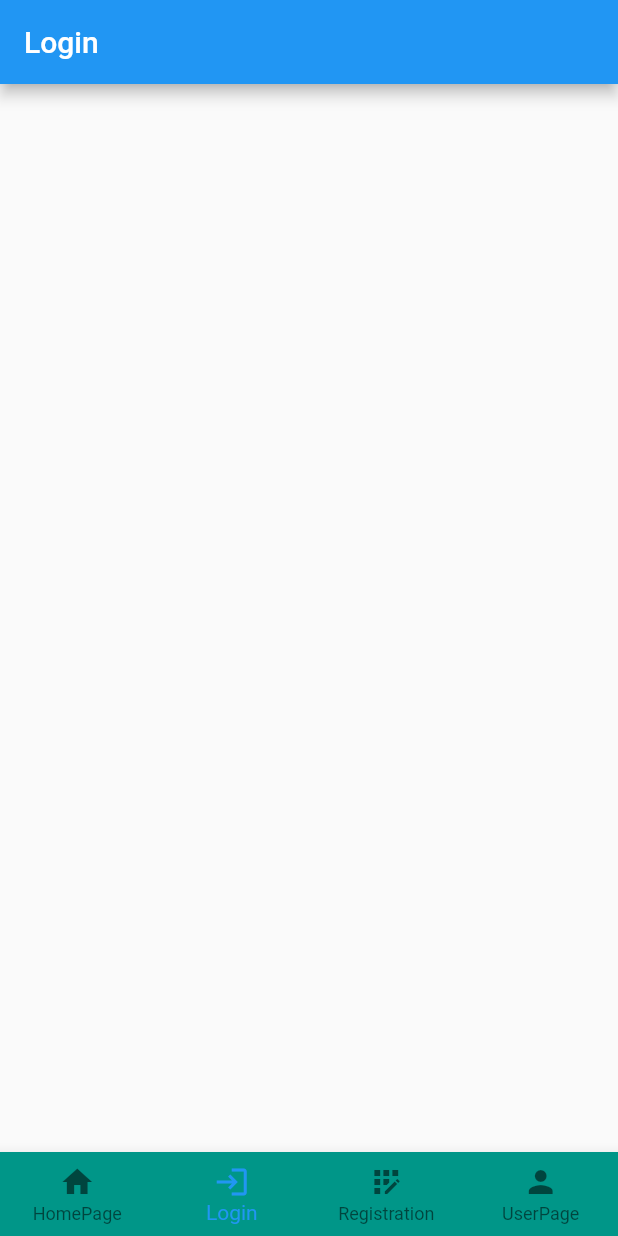
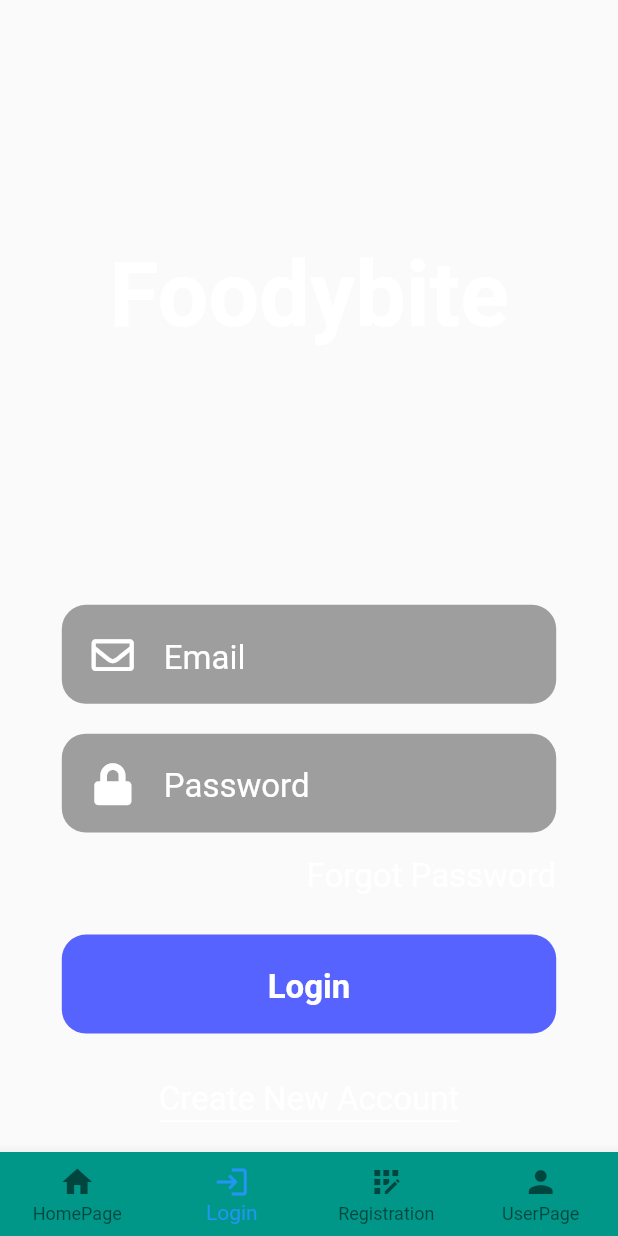
Before and after one commit to Matthew2091295/Mobile-Market-Place, a Flutter app: the screen it shows after launch, item 2 of the bottom bar chosen, on a phone screen of 412 x 824 dp. Run offline on Flutter 3.47's test engine with Material 2 defaults, Android fonts, the phone set to English and light mode, and no system bars; our stand-ins replace font_awesome_flutter.

Commit message:
added login screen

```diff
--- a/lib/Login.dart
+++ b/lib/Login.dart
@@ -1,20 +1,79 @@
+import 'package:flutter/material.dart';
+import 'package:font_awesome_flutter/font_awesome_flutter.dart';
+import 'package:market_place/pallete.dart';
+import 'package:market_place/widgets/widgets.dart';
 
-import 'package:flutter/material.dart';
-
-class Login extends StatefulWidget {
-  const Login({Key? key}) : super(key: key);
-
-  @override
-  _LoginState createState() => _LoginState();
-}
-
-class _LoginState extends State<Login> {
+class Login extends StatelessWidget {
   @override
   Widget build(BuildContext context) {
-    return Scaffold(
-      appBar: AppBar(
-        title: Text("Login"),
-      ),
+    return Stack(
+      children: [
+        Scaffold(
+          backgroundColor: Colors.transparent,
+          body: Column(
+            children: [
+              Flexible(
+                child: Center(
+                  child: Text(
+                    'Foodybite',
+                    style: TextStyle(
+                        color: Colors.white,
+                        fontSize: 60,
+                        fontWeight: FontWeight.bold),
+                  ),
+                ),
+              ),
+              Column(
+                crossAxisAlignment: CrossAxisAlignment.end,
+                children: [
+                  TextInputField(
+                    icon: FontAwesomeIcons.envelope,
+                    hint: 'Email',
+                    inputType: TextInputType.emailAddress,
+                    inputAction: TextInputAction.next,
+                  ),
+                  PasswordInput(
+                    icon: FontAwesomeIcons.lock,
+                    hint: 'Password',
+                    inputAction: TextInputAction.done,
+                  ),
+                  GestureDetector(
+                    onTap: () => Navigator.pushNamed(context, 'ForgotPassword'),
+                    child: Text(
+                      'Forgot Password',
+                      style: kBodyText,
+                    ),
+                  ),
+                  SizedBox(
+                    height: 25,
+                  ),
+                  RoundedButton(
+                    buttonName: 'Login',
+                  ),
+                  SizedBox(
+                    height: 25,
+                  ),
+                ],
+              ),
+              GestureDetector(
+                onTap: () => Navigator.pushNamed(context, 'CreateNewAccount'),
+                child: Container(
+                  child: Text(
+                    'Create New Account',
+                    style: kBodyText,
+                  ),
+                  decoration: BoxDecoration(
+                      border:
+                          Border(bottom: BorderSide(width: 1, color: kWhite))),
+                ),
+              ),
+              SizedBox(
+                height: 20,
+              ),
+            ],
+          ),
+        )
+      ],
     );
   }
 }
--- /dev/null
+++ b/lib/pallete.dart
@@ -0,0 +1,8 @@
+import 'package:flutter/cupertino.dart';
+import 'package:flutter/material.dart';
+
+const TextStyle kBodyText =
+    TextStyle(fontSize: 22, color: Colors.white, height: 1.5);
+
+const Color kWhite = Colors.white;
+const Color kBlue = Color(0xff5663ff);
--- /dev/null
+++ b/lib/widgets/password-input.dart
@@ -0,0 +1,54 @@
+import 'package:flutter/material.dart';
+import 'package:market_place/pallete.dart';
+
+class PasswordInput extends StatelessWidget {
+  const PasswordInput({
+    Key? key,
+    required this.icon,
+    required this.hint,
+    this.inputType,
+    required this.inputAction,
+  }) : super(key: key);
+
+  final IconData icon;
+  final String hint;
+  final TextInputType? inputType;
+  final TextInputAction inputAction;
+
+  @override
+  Widget build(BuildContext context) {
+    Size size = MediaQuery.of(context).size;
+    return Padding(
+      padding: const EdgeInsets.symmetric(vertical: 10.0),
+      child: Container(
+        height: size.height * 0.08,
+        width: size.width * 0.8,
+        decoration: BoxDecoration(
+          color: Colors.grey[500],
+          borderRadius: BorderRadius.circular(16),
+        ),
+        child: Center(
+          child: TextField(
+            decoration: InputDecoration(
+              border: InputBorder.none,
+              prefixIcon: Padding(
+                padding: const EdgeInsets.symmetric(horizontal: 20.0),
+                child: Icon(
+                  icon,
+                  size: 28,
+                  color: kWhite,
+                ),
+              ),
+              hintText: hint,
+              hintStyle: kBodyText,
+            ),
+            obscureText: true,
+            style: kBodyText,
+            keyboardType: inputType,
+            textInputAction: inputAction,
+          ),
+        ),
+      ),
+    );
+  }
+}
--- /dev/null
+++ b/lib/widgets/rounded-button.dart
@@ -0,0 +1,31 @@
+import 'package:flutter/material.dart';
+import 'package:market_place/pallete.dart';
+
+class RoundedButton extends StatelessWidget {
+  const RoundedButton({
+    Key? key,
+    required this.buttonName,
+  }) : super(key: key);
+
+  final String buttonName;
+
+  @override
+  Widget build(BuildContext context) {
+    Size size = MediaQuery.of(context).size;
+    return Container(
+      height: size.height * 0.08,
+      width: size.width * 0.8,
+      decoration: BoxDecoration(
+        borderRadius: BorderRadius.circular(16),
+        color: kBlue,
+      ),
+      child: FlatButton(
+        onPressed: () {},
+        child: Text(
+          buttonName,
+          style: kBodyText.copyWith(fontWeight: FontWeight.bold),
+        ),
+      ),
+    );
+  }
+}
--- /dev/null
+++ b/lib/widgets/text-field-input.dart
@@ -0,0 +1,53 @@
+import 'package:flutter/material.dart';
+import 'package:market_place/pallete.dart';
+
+class TextInputField extends StatelessWidget {
+  const TextInputField({
+    Key? key,
+    required this.icon,
+    required this.hint,
+    this.inputType,
+    this.inputAction,
+  }) : super(key: key);
+
+  final IconData icon;
+  final String hint;
+  final TextInputType? inputType;
+  final TextInputAction? inputAction;
+
+  @override
+  Widget build(BuildContext context) {
+    Size size = MediaQuery.of(context).size;
+    return Padding(
+      padding: const EdgeInsets.symmetric(vertical: 10.0),
+      child: Container(
+        height: size.height * 0.08,
+        width: size.width * 0.8,
+        decoration: BoxDecoration(
+          color: Colors.grey[500],
+          borderRadius: BorderRadius.circular(16),
+        ),
+        child: Center(
+          child: TextField(
+            decoration: InputDecoration(
+              border: InputBorder.none,
+              prefixIcon: Padding(
+                padding: const EdgeInsets.symmetric(horizontal: 20.0),
+                child: Icon(
+                  icon,
+                  size: 28,
+                  color: kWhite,
+                ),
+              ),
+              hintText: hint,
+              hintStyle: kBodyText,
+            ),
+            style: kBodyText,
+            keyboardType: inputType,
+            textInputAction: inputAction,
+          ),
+        ),
+      ),
+    );
+  }
+}
--- /dev/null
+++ b/lib/widgets/widgets.dart
@@ -0,0 +1,3 @@
+export 'password-input.dart';
+export 'text-field-input.dart';
+export 'rounded-button.dart';
--- a/pubspec.yaml
+++ b/pubspec.yaml
@@ -28,6 +28,8 @@ dependencies:
   # The following adds the Cupertino Icons font to your application.
   # Use with the CupertinoIcons class for iOS style icons.
   cupertino_icons: ^1.0.2
+  font_awesome_flutter: ^8.10.0
+  google_fonts: ^1.1.1
 
 dev_dependencies:
   flutter_test:
```
Also changed, not shown: lib/main.dart (+5 -5 lines).
